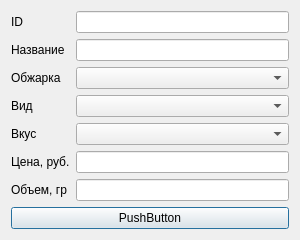
Old version of the form addEditCoffeeForm.ui in the repository conatus-primus/my_coffee.
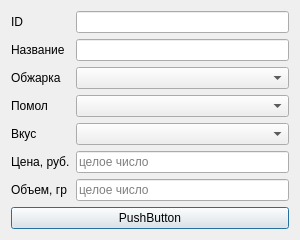
New version of the form.

Commit message: - в форме добавления/изменения ID вводить/редактировать не даем (это ключ + автогенерация) - удалили из базы лишние данные для красивой демонстрации - переделали работу с базой: открываем в начале, закрываем в конце сессии - при заполнении таблицы учитываем, что теперь отдельная таблица для помола - сделали поддержку формы ввода/редактирования - при сохранении новых/измененных данных проверяем данные на корректность

Patch:
```diff
--- a/addEditCoffeeForm.ui
+++ b/addEditCoffeeForm.ui
@@ -61,7 +61,7 @@
      <item row="3" column="0">
       <widget class="QLabel" name="label_4">
        <property name="text">
-        <string>Вид</string>
+        <string>Помол</string>
        </property>
       </widget>
      </item>
@@ -86,7 +86,11 @@
       </widget>
      </item>
      <item row="5" column="1">
-      <widget class="QLineEdit" name="line_price"/>
+      <widget class="QLineEdit" name="line_price">
+       <property name="placeholderText">
+        <string>целое число</string>
+       </property>
+      </widget>
      </item>
      <item row="6" column="0">
       <widget class="QLabel" name="label_7">
@@ -96,7 +100,11 @@
       </widget>
      </item>
      <item row="6" column="1">
-      <widget class="QLineEdit" name="line_volume"/>
+      <widget class="QLineEdit" name="line_volume">
+       <property name="placeholderText">
+        <string>целое число</string>
+       </property>
+      </widget>
      </item>
      <item row="7" column="0" colspan="2">
       <widget class="QPushButton" name="button_execute">
```
Left out of the diff: 6 changed lines with no effect on the pictures. The commit also changes 2 other files.
